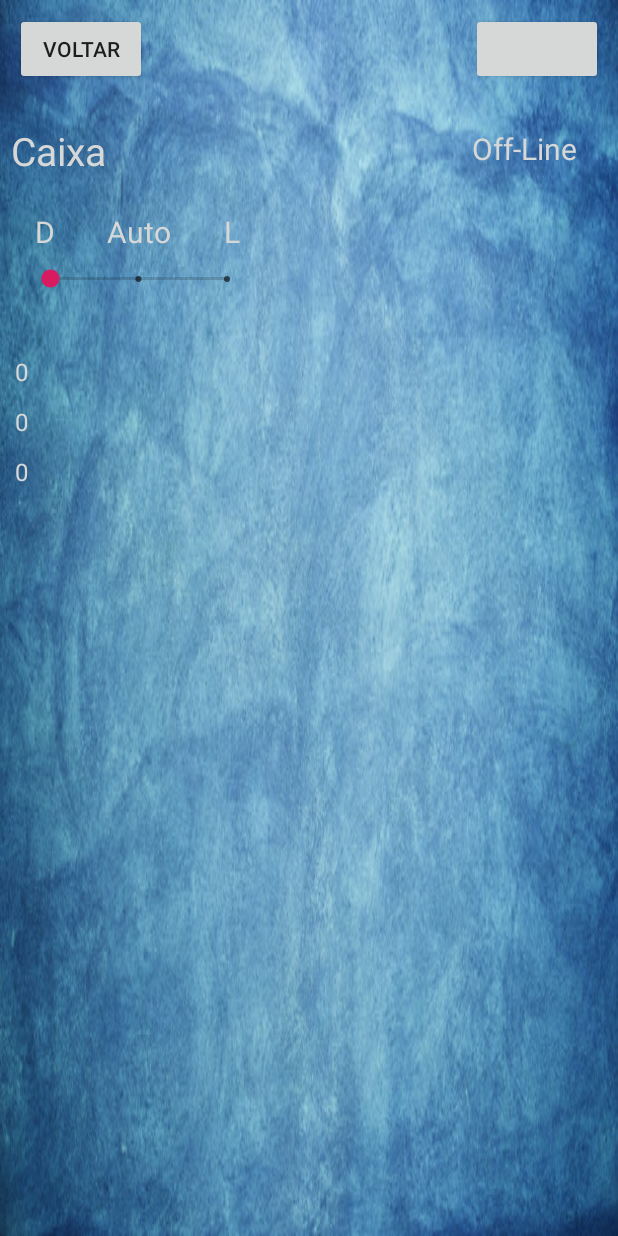
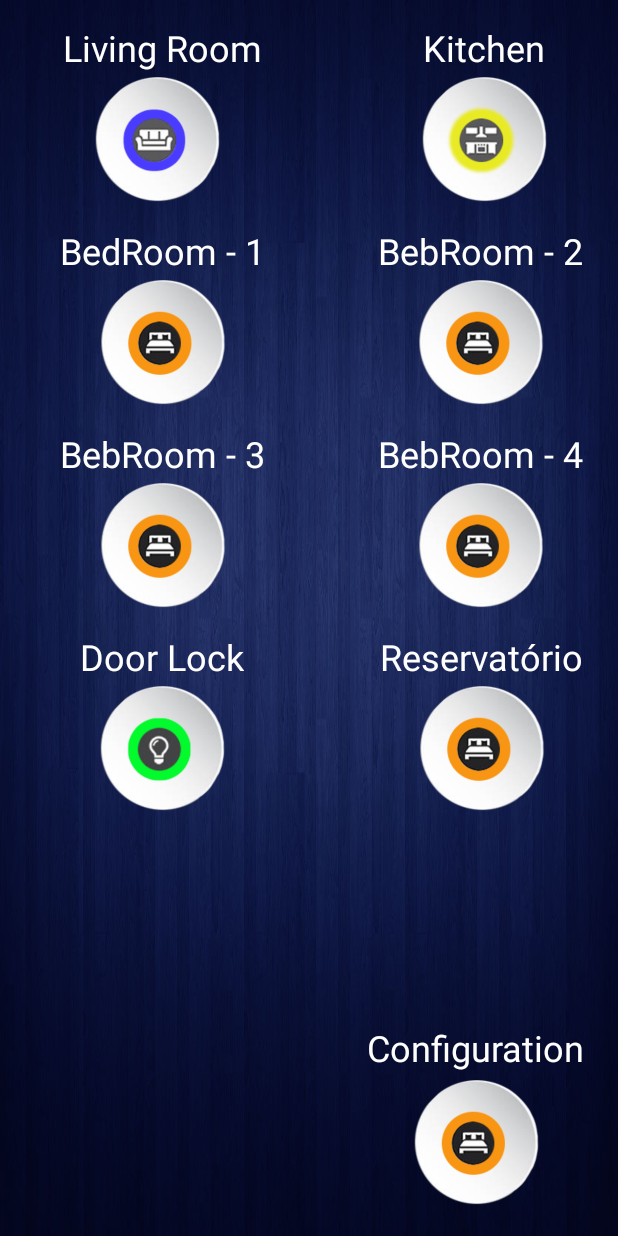
Before and after one commit to KayroPereira/appHomeManager, an Android app: the screen it shows after launch (WaterTankActivity before the commit, DashBoardActivity after it), after a tap on "LOGIN", on a phone screen of 412 x 824 dp. Run offline under Robolectric (Android 15) with nearby library versions, the phone set to English and light mode, and no system bars; our stand-ins replace Firebase (no records; nobody signed in at launch, a user with empty details on screens opened directly); Roboto replaces fonts that are not available here.

Commit message:
Finalizado os acessos as activity dos reservatórios

```diff
--- a/app/src/main/AndroidManifest.xml
+++ b/app/src/main/AndroidManifest.xml
@@ -16,6 +16,7 @@
         android:theme="@style/AppTheme">
         <activity android:name=".WaterTankSetupActivity"></activity>
         <activity android:name=".WaterTankActivity"></activity>
+        <activity android:name=".DashBoardReservoirActivity"></activity>
         <activity android:name=".doorLockActivity" />
         <activity
             android:name=".KitchenActivity"
--- a/app/src/main/java/com/example/apphomemanager/DashBoardActivity.java
+++ b/app/src/main/java/com/example/apphomemanager/DashBoardActivity.java
@@ -31,6 +31,7 @@ public class DashBoardActivity extends AppCompatActivity {
     private ImageView ivKitchen;
     private ImageView ivConfiguration;
     private ImageView ivDoorLock;
+    private ImageView ivReservoirDB;
 
     @Override
     protected void onCreate(Bundle savedInstanceState) {
@@ -41,6 +42,15 @@ public class DashBoardActivity extends AppCompatActivity {
         ivKitchen = (ImageView) findViewById(R.id.ivKitchen);
         ivConfiguration = (ImageView) findViewById(R.id.ivConfigurationDash);
         ivDoorLock = (ImageView) findViewById(R.id.ivDoorLockDash);
+        ivReservoirDB = (ImageView) findViewById(R.id.ivReservoirDB);
+
+        ivReservoirDB.setOnClickListener(new View.OnClickListener() {
+            @Override
+            public void onClick(View view) {
+                Intent it = new Intent(DashBoardActivity.this, DashBoardReservoirActivity.class);
+                startActivity(it);
+            }
+        });
 
         ivLivingRoom.setOnClickListener(new View.OnClickListener() {
             @Override
--- a/app/src/main/java/com/example/apphomemanager/MainActivity.java
+++ b/app/src/main/java/com/example/apphomemanager/MainActivity.java
@@ -71,13 +71,13 @@ public class MainActivity extends AppCompatActivity {
             public void onClick(View view) {
 
                 //remover
-                //Intent it = new Intent(MainActivity.this, DashBoardActivity.class);
+                Intent it = new Intent(MainActivity.this, DashBoardActivity.class);
                 //Bundle bundle = new Bundle();
                 //bundle.putInt("mode", new ConstantsApp().getCISTERN());
                 //Intent it = new Intent(MainActivity.this, WaterTankSetupActivity.class);
-                Intent it = new Intent(MainActivity.this, WaterTankActivity.class);
+                //Intent it = new Intent(MainActivity.this, WaterTankActivity.class);
                 //it.putExtra("mode", new ConstantsApp().getCISTERN());
-                it.putExtra("mode", new ConstantsApp().getWATER_TANK());
+                //it.putExtra("mode", new ConstantsApp().getWATER_TANK());
                 //it.putExtra("mode", 0);
                 startActivity(it);
 
--- a/app/src/main/res/layout/activity_dash_board.xml
+++ b/app/src/main/res/layout/activity_dash_board.xml
@@ -8,6 +8,44 @@
     android:scrollbars="horizontal|vertical"
     android:verticalScrollbarPosition="defaultPosition"
     tools:context="com.example.apphomemanager.DashBoardActivity">
+
+    <androidx.constraintlayout.widget.ConstraintLayout
+        android:id="@+id/ctReservoirDB"
+        android:layout_width="wrap_content"
+        android:layout_height="130dp"
+        android:layout_marginTop="5dp"
+        android:layout_marginEnd="5dp"
+        app:layout_constraintEnd_toEndOf="parent"
+        app:layout_constraintTop_toBottomOf="@+id/ctLt6">
+
+        <TextView
+            android:id="@+id/tvReservoirDB"
+            android:layout_width="wrap_content"
+            android:layout_height="wrap_content"
+            android:layout_marginStart="18dp"
+            android:layout_marginTop="10dp"
+            android:layout_marginEnd="18dp"
+            android:text="@string/reservatorio"
+            android:textColor="@android:color/background_light"
+            android:textSize="24sp"
+            app:layout_constraintEnd_toEndOf="parent"
+            app:layout_constraintStart_toStartOf="parent"
+            app:layout_constraintTop_toTopOf="parent" />
+
+        <ImageView
+            android:id="@+id/ivReservoirDB"
+            android:layout_width="0dp"
+            android:layout_height="86dp"
+            android:layout_marginStart="1dp"
+            android:layout_marginTop="65dp"
+            android:layout_marginEnd="1dp"
+            android:layout_marginBottom="20dp"
+            app:layout_constraintBottom_toBottomOf="parent"
+            app:layout_constraintEnd_toEndOf="parent"
+            app:layout_constraintStart_toStartOf="parent"
+            app:layout_constraintTop_toTopOf="parent"
+            app:srcCompat="@drawable/btbedroomcolor1" />
+    </androidx.constraintlayout.widget.ConstraintLayout>
 
     <androidx.constraintlayout.widget.ConstraintLayout
         android:id="@+id/ctLt1"
--- a/app/src/main/res/values/strings.xml
+++ b/app/src/main/res/values/strings.xml
@@ -70,6 +70,7 @@
     <string name="on">L</string>
     <string name="auto">Auto</string>
     <string name="atual">Atual</string>
+    <string name="reservatorio">Reservatório</string>
 
 
 </resources>
```
Also changed, not shown: app/src/main/java/com/example/apphomemanager/DashBoardReservoirActivity.java (added, +46 -0 lines), app/src/main/res/layout/activity_dash_board_reservoir.xml (added, +100 -0 lines).
